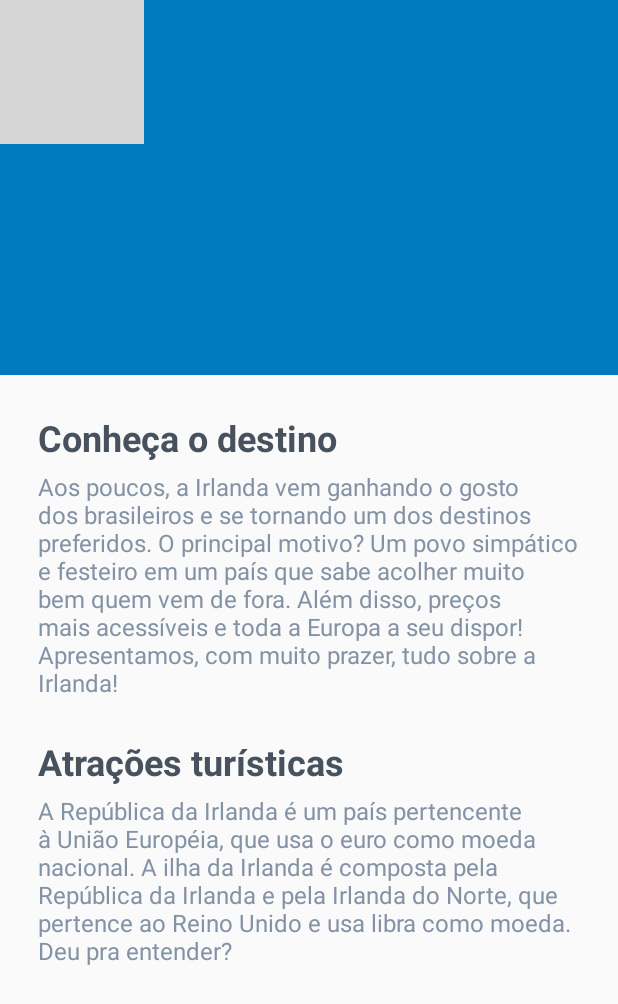
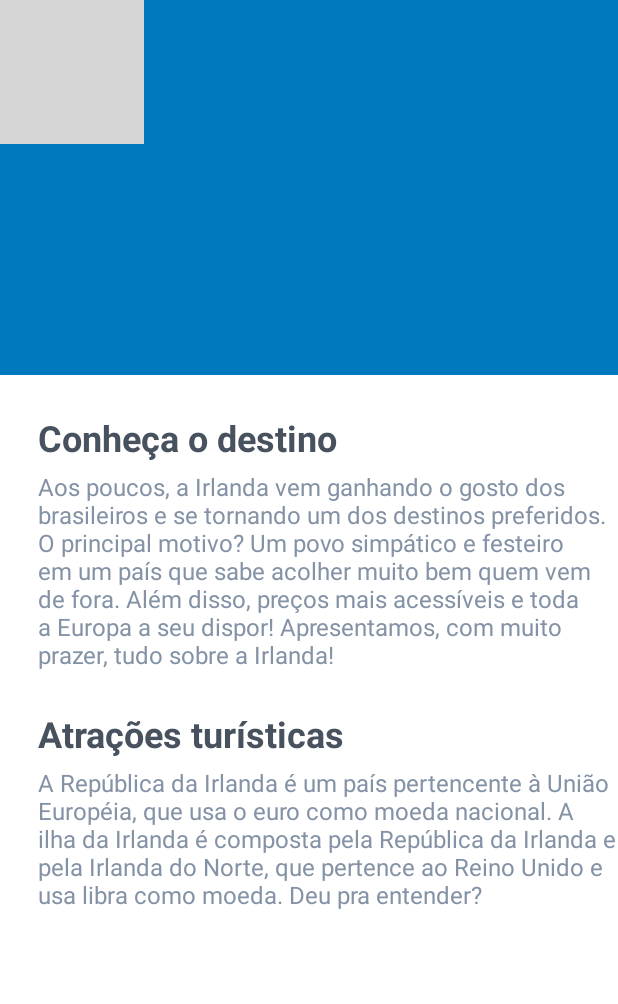
Before and after one commit to app-the-exchange/TheExchange.App, an Android app: the CountryActivity screen opened directly, with no data from a screen before it, on a phone screen of 412 x 824 dp. Shown: the top 1004 px of the screen. Run offline under Robolectric (Android 15) with nearby library versions, the phone set to English and light mode, and no system bars; our stand-ins replace RxJava; grey boxes are pictures that could not be loaded.

Commit message:
Country activity

```diff
--- a/app/src/main/res/layout/activity_country.xml
+++ b/app/src/main/res/layout/activity_country.xml
@@ -1,5 +1,6 @@
 <?xml version="1.0" encoding="utf-8"?>
 <android.support.design.widget.CoordinatorLayout
+        android:background="@color/title_category"
         xmlns:android="http://schemas.android.com/apk/res/android"
         xmlns:app="http://schemas.android.com/apk/res-auto"
         xmlns:tools="http://schemas.android.com/tools"
@@ -46,10 +47,12 @@
                 android:id="@+id/layout_content_conuntry"
                 android:layout_width="match_parent"
                 android:layout_height="wrap_content"
-                android:orientation="vertical"
-                android:padding="25dp">
+                android:orientation="vertical">
 
             <TextView
+                    android:layout_marginTop="25dp"
+                    android:layout_marginLeft="25dp"
+                    android:layout_marginStart="25dp"
                     android:id="@+id/title_destiny_country"
                     android:textStyle="bold"
                     android:textColor="@color/title_country"
@@ -59,6 +62,8 @@
                     android:layout_height="wrap_content"/>
 
             <TextView
+                    android:layout_marginLeft="25dp"
+                    android:layout_marginStart="25dp"
                     android:textSize="16sp"
                     android:id="@+id/content_destiny_country"
                     android:layout_marginTop="5sp"
@@ -69,6 +74,8 @@
                     android:layout_height="wrap_content"/>
 
             <TextView
+                    android:layout_marginLeft="25dp"
+                    android:layout_marginStart="25dp"
                     android:layout_marginTop="25sp"
                     android:layout_below="@id/content_destiny_country"
                     android:id="@+id/title_attractions_country"
@@ -80,6 +87,8 @@
                     android:layout_height="wrap_content"/>
 
             <TextView
+                    android:layout_marginLeft="25dp"
+                    android:layout_marginStart="25dp"
                     android:textSize="16sp"
                     android:id="@+id/content_attractions_country"
                     android:layout_marginTop="5sp"
@@ -97,6 +106,7 @@
                     tools:listitem="@layout/list_item_category_adapter"
                     android:requiresFadingEdge="horizontal|vertical"
                     android:layout_marginTop="25dp"
+                    android:layout_marginBottom="25dp"
                     android:layout_below="@id/content_attractions_country">
             </android.support.v7.widget.RecyclerView>
         </RelativeLayout>
```
Also changed, not shown: app/src/main/res/layout/list_item_category_adapter.xml (+7 -2 lines).
